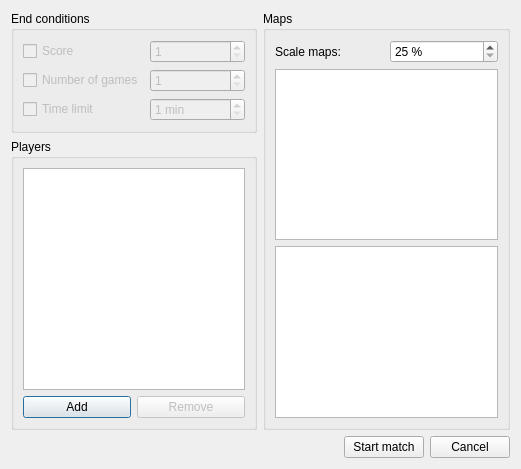
Qt form ui/form_match.ui (pnordhus/openorbiter) before a commit.
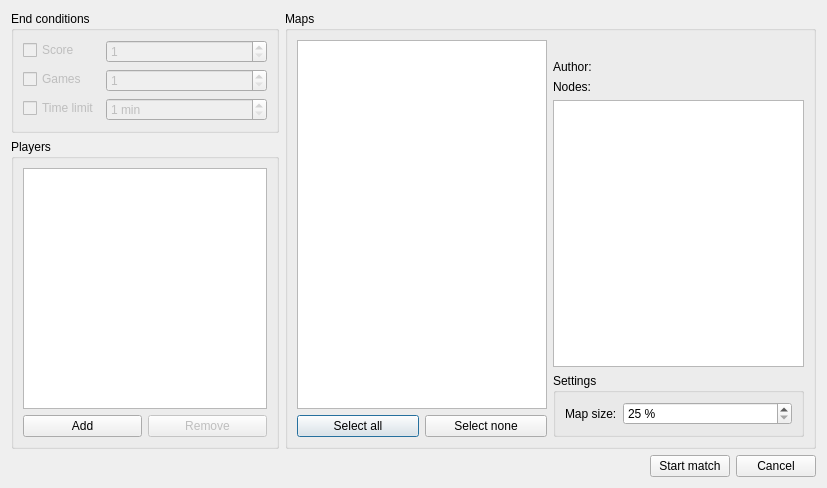
The same form after that commit. Custom widgets are drawn as their Qt base class.

Patch:
```diff
--- a/ui/form_match.ui
+++ b/ui/form_match.ui
@@ -5,24 +5,20 @@
    <rect>
     <x>0</x>
     <y>0</y>
-    <width>521</width>
-    <height>469</height>
+    <width>827</width>
+    <height>488</height>
    </rect>
   </property>
   <property name="windowTitle" >
    <string>New match</string>
   </property>
-  <layout class="QVBoxLayout" name="verticalLayout_4" >
-   <item>
-    <layout class="QHBoxLayout" name="horizontalLayout_4" >
-     <item>
-      <layout class="QVBoxLayout" name="verticalLayout_3" >
-       <item>
+  <layout class="QGridLayout" name="gridLayout" >
+   <item row="0" column="0" >
         <widget class="QGroupBox" name="groupBox_3" >
          <property name="title" >
           <string>End conditions</string>
          </property>
-         <layout class="QGridLayout" name="gridLayout" >
+     <layout class="QFormLayout" name="formLayout" >
           <item row="0" column="0" >
            <widget class="QCheckBox" name="checkBox" >
             <property name="enabled" >
@@ -52,7 +48,7 @@
              <bool>false</bool>
             </property>
             <property name="text" >
-             <string>Number of games</string>
+         <string>Games</string>
             </property>
            </widget>
           </item>
@@ -98,75 +94,14 @@
          </layout>
         </widget>
        </item>
-       <item>
-        <widget class="QGroupBox" name="groupBox" >
-         <property name="title" >
-          <string>Players</string>
-         </property>
-         <layout class="QVBoxLayout" name="verticalLayout" >
-          <item>
-           <widget class="QTreeView" name="treePlayers" >
-            <property name="rootIsDecorated" >
-             <bool>false</bool>
-            </property>
-           </widget>
-          </item>
-          <item>
-           <layout class="QHBoxLayout" name="horizontalLayout" >
-            <item>
-             <widget class="QPushButton" name="btnAdd" >
-              <property name="text" >
-               <string>Add</string>
-              </property>
-             </widget>
-            </item>
-            <item>
-             <widget class="QPushButton" name="btnRemove" >
-              <property name="enabled" >
-               <bool>false</bool>
-              </property>
-              <property name="text" >
-               <string>Remove</string>
-              </property>
-             </widget>
-            </item>
-           </layout>
-          </item>
-         </layout>
-        </widget>
-       </item>
-      </layout>
-     </item>
-     <item>
+   <item rowspan="2" row="0" column="1" >
       <widget class="QGroupBox" name="groupBox_2" >
        <property name="title" >
         <string>Maps</string>
        </property>
-       <layout class="QVBoxLayout" name="verticalLayout_2" >
+     <layout class="QHBoxLayout" name="horizontalLayout_4" >
         <item>
-         <layout class="QHBoxLayout" name="horizontalLayout_3" >
-          <item>
-           <widget class="QLabel" name="label" >
-            <property name="text" >
-             <string>Scale maps:</string>
-            </property>
-           </widget>
-          </item>
-          <item>
-           <widget class="QSpinBox" name="spinMapScale" >
-            <property name="suffix" >
-             <string> %</string>
-            </property>
-            <property name="minimum" >
-             <number>25</number>
-            </property>
-            <property name="maximum" >
-             <number>400</number>
-            </property>
-           </widget>
-          </item>
-         </layout>
-        </item>
+       <layout class="QVBoxLayout" name="verticalLayout_3" >
         <item>
          <widget class="QTreeView" name="treeMaps" >
           <property name="editTriggers" >
@@ -178,11 +113,84 @@
          </widget>
         </item>
         <item>
+         <layout class="QHBoxLayout" name="horizontalLayout_3" >
+          <item>
+           <widget class="QPushButton" name="btnSelectAll" >
+            <property name="text" >
+             <string>Select all</string>
+            </property>
+           </widget>
+          </item>
+          <item>
+           <widget class="QPushButton" name="btnSelectNone" >
+            <property name="text" >
+             <string>Select none</string>
+            </property>
+           </widget>
+          </item>
+         </layout>
+        </item>
+       </layout>
+      </item>
+      <item>
+       <layout class="QVBoxLayout" name="verticalLayout_2" >
+        <item>
+         <widget class="QLabel" name="lblMapName" >
+          <property name="font" >
+           <font>
+            <weight>75</weight>
+            <bold>true</bold>
+           </font>
+          </property>
+          <property name="text" >
+           <string/>
+          </property>
+          <property name="alignment" >
+           <set>Qt::AlignCenter</set>
+          </property>
+         </widget>
+        </item>
+        <item>
+         <layout class="QFormLayout" name="formLayout_3" >
+          <property name="fieldGrowthPolicy" >
+           <enum>QFormLayout::AllNonFixedFieldsGrow</enum>
+          </property>
+          <item row="0" column="0" >
+           <widget class="QLabel" name="label_5" >
+            <property name="text" >
+             <string>Author:</string>
+            </property>
+           </widget>
+          </item>
+          <item row="0" column="1" >
+           <widget class="QLabel" name="lblMapAuthor" >
+            <property name="text" >
+             <string/>
+            </property>
+           </widget>
+          </item>
+          <item row="1" column="0" >
+           <widget class="QLabel" name="label_6" >
+            <property name="text" >
+             <string>Nodes:</string>
+            </property>
+           </widget>
+          </item>
+          <item row="1" column="1" >
+           <widget class="QLabel" name="lblMapNodes" >
+            <property name="text" >
+             <string/>
+            </property>
+           </widget>
+          </item>
+         </layout>
+        </item>
+        <item>
          <widget class="View" name="view" >
           <property name="minimumSize" >
            <size>
-            <width>150</width>
-            <height>150</height>
+            <width>200</width>
+            <height>200</height>
            </size>
           </property>
           <property name="focusPolicy" >
@@ -193,12 +201,84 @@
           </property>
          </widget>
         </item>
+        <item>
+         <widget class="QGroupBox" name="groupBox_4" >
+          <property name="title" >
+           <string>Settings</string>
+          </property>
+          <layout class="QFormLayout" name="formLayout_2" >
+           <item row="0" column="0" >
+            <widget class="QLabel" name="label" >
+             <property name="text" >
+              <string>Map size:</string>
+             </property>
+            </widget>
+           </item>
+           <item row="0" column="1" >
+            <widget class="QSpinBox" name="spinMapScale" >
+             <property name="suffix" >
+              <string> %</string>
+             </property>
+             <property name="minimum" >
+              <number>25</number>
+             </property>
+             <property name="maximum" >
+              <number>400</number>
+             </property>
+            </widget>
+           </item>
        </layout>
       </widget>
      </item>
     </layout>
    </item>
+     </layout>
+    </widget>
+   </item>
+   <item row="1" column="0" >
+    <widget class="QGroupBox" name="groupBox" >
+     <property name="title" >
+      <string>Players</string>
+     </property>
+     <layout class="QVBoxLayout" name="verticalLayout" >
    <item>
+       <widget class="QTreeView" name="treePlayers" >
+        <property name="sizePolicy" >
+         <sizepolicy vsizetype="Expanding" hsizetype="Preferred" >
+          <horstretch>0</horstretch>
+          <verstretch>0</verstretch>
+         </sizepolicy>
+        </property>
+        <property name="rootIsDecorated" >
+         <bool>false</bool>
+        </property>
+       </widget>
+      </item>
+      <item>
+       <layout class="QHBoxLayout" name="horizontalLayout" >
+        <item>
+         <widget class="QPushButton" name="btnAdd" >
+          <property name="text" >
+           <string>Add</string>
+          </property>
+         </widget>
+        </item>
+        <item>
+         <widget class="QPushButton" name="btnRemove" >
+          <property name="enabled" >
+           <bool>false</bool>
+          </property>
+          <property name="text" >
+           <string>Remove</string>
+          </property>
+         </widget>
+        </item>
+       </layout>
+      </item>
+     </layout>
+    </widget>
+   </item>
+   <item row="2" column="0" colspan="2" >
     <layout class="QHBoxLayout" name="horizontalLayout_2" >
      <item>
       <spacer name="horizontalSpacer" >
```
Left out of the diff: 2 changed lines with no effect on the pictures. Lines whose indentation alone changed are shown as unchanged.
